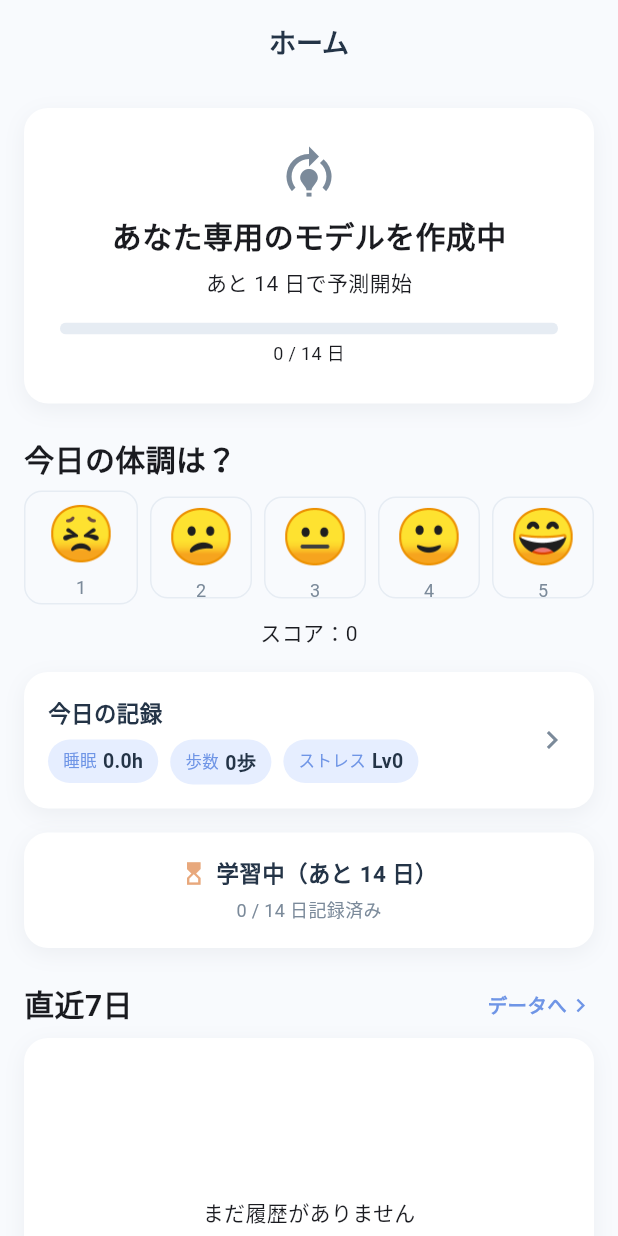
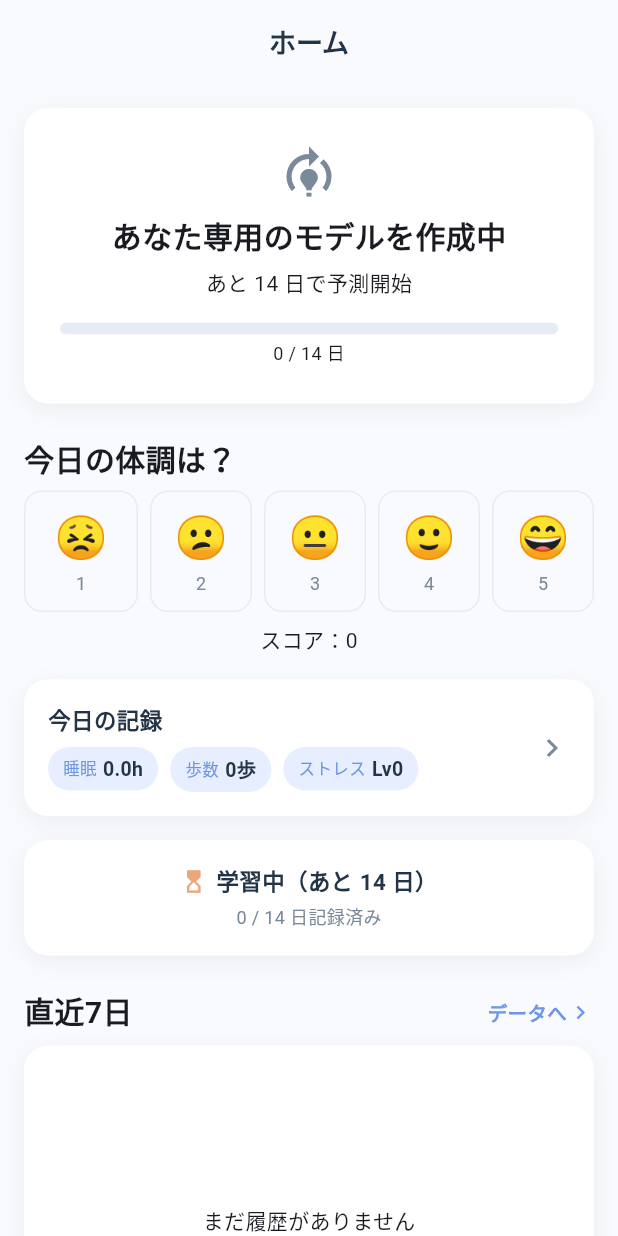
Before and after one commit to nuwaaaa/health-predictor, a Flutter app: the HomePage screen opened directly with empty values, on a phone screen of 412 x 824 dp. Run offline on Flutter 3.47's test engine with Material 3 defaults, Android fonts, the phone set to English and light mode, and no system bars; our stand-ins replace cloud_firestore, firebase_auth, firebase_core, fl_chart, shared_preferences; missing offline and left inert: health; accounts and stored records are empty.

Commit message:
fix: 体調ボタンの BOTTOM OVERFLOW を修正
AspectRatio(1) による高さ制約でタイル内の絵文字+数字が
はみ出していた。AspectRatio を除去し padding で高さを確保、
絵文字サイズを 36→28 に調整。

https://claude.ai/code/session_01NEsNNrsR2HzgjNxV6S6c3g

```diff
--- a/lib/widgets/mood_selector.dart
+++ b/lib/widgets/mood_selector.dart
@@ -69,8 +69,6 @@ class _MoodTile extends StatelessWidget {
       button: true,
       selected: isSelected,
       enabled: enabled,
-      child: AspectRatio(
-        aspectRatio: 1,
       child: GestureDetector(
         onTap: enabled
             ? () {
@@ -80,6 +78,7 @@ class _MoodTile extends StatelessWidget {
             : null,
         child: AnimatedContainer(
           duration: const Duration(milliseconds: 150),
+          padding: const EdgeInsets.symmetric(vertical: 10),
           decoration: BoxDecoration(
             color: isSelected ? AppColors.primaryTint : context.bgColor,
             borderRadius: BorderRadius.circular(AppRadii.button),
@@ -89,9 +88,9 @@ class _MoodTile extends StatelessWidget {
             ),
           ),
           child: Column(
-              mainAxisAlignment: MainAxisAlignment.center,
+            mainAxisSize: MainAxisSize.min,
             children: [
-                Text(emoji, style: const TextStyle(fontSize: 36)),
+              Text(emoji, style: const TextStyle(fontSize: 28)),
               const SizedBox(height: 2),
               Text(
                 '$value',
@@ -105,7 +104,6 @@ class _MoodTile extends StatelessWidget {
           ),
         ),
       ),
-      ),
     );
   }
 }
```
Lines whose indentation alone changed are shown as unchanged.
